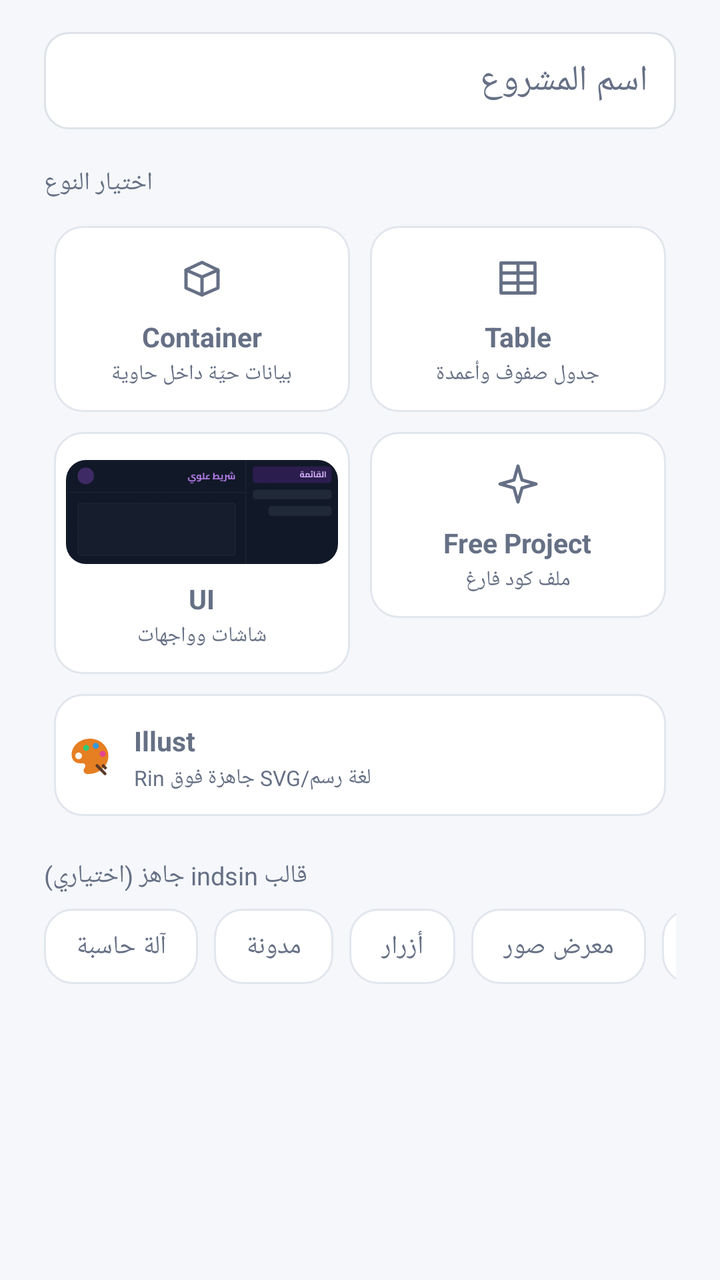
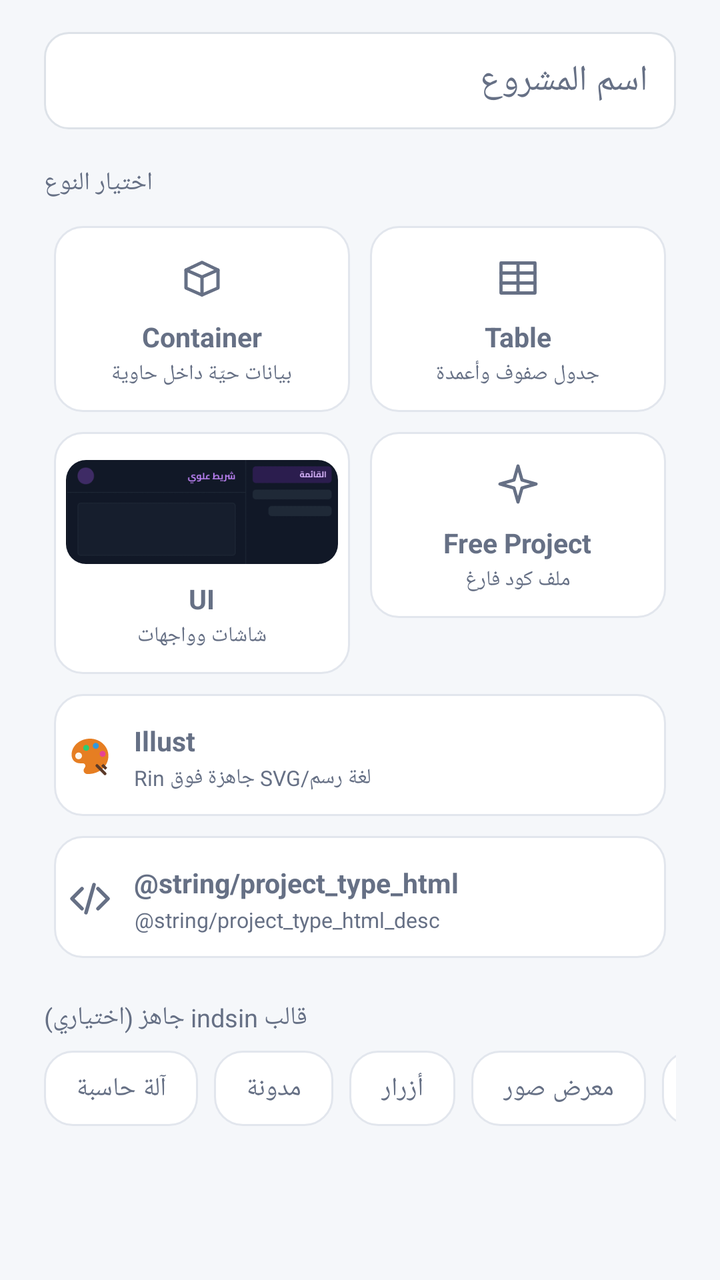

Before-and-after screenshots of an Android layout around one commit, followed by the original layout XML and the change that was made.
<!-- AndroidManifest.xml: application theme Theme.RinLang -->
<!-- res/layout/dialog_create_project.xml -->
<?xml version="1.0" encoding="utf-8"?>
<ScrollView xmlns:android="http://schemas.android.com/apk/res/android"
    xmlns:app="http://schemas.android.com/apk/res-auto"
    android:layout_width="match_parent"
    android:layout_height="wrap_content">

    <LinearLayout
        android:layout_width="match_parent"
        android:layout_height="wrap_content"
        android:orientation="vertical"
        android:paddingStart="22dp"
        android:paddingEnd="22dp"
        android:paddingTop="16dp"
        android:paddingBottom="4dp">

        
        <EditText
            android:id="@+id/inputProjectName"
            android:layout_width="match_parent"
            android:layout_height="wrap_content"
            android:hint="@string/project_name_hint"
            android:textColor="@color/rin_on_toolbar"
            android:textColorHint="@color/rin_editor_hint"
            android:background="@drawable/bg_input_field"
            android:paddingStart="14dp"
            android:paddingEnd="14dp"
            android:paddingTop="12dp"
            android:paddingBottom="12dp"
            android:maxLines="1"
            android:inputType="text" />

        <TextView
            android:layout_width="wrap_content"
            android:layout_height="wrap_content"
            android:layout_marginTop="18dp"
            android:layout_marginBottom="8dp"
            android:text="@string/project_type_label"
            android:textSize="12.5sp"
            android:textColor="@color/rin_editor_hint" />

        <GridLayout
            android:layout_width="match_parent"
            android:layout_height="wrap_content"
            android:columnCount="2"
            android:rowCount="3"
            android:useDefaultMargins="false">

            <LinearLayout
                android:id="@+id/chipTypeContainer"
                style="@style/ProjectTypeChip"
                android:layout_row="0"
                android:layout_column="0">

                <ImageView
                    android:layout_width="24dp"
                    android:layout_height="24dp"
                    android:src="@drawable/ic_type_container"
                    android:tint="@color/selector_project_type_chip_text"
                    android:duplicateParentState="true"
                    android:contentDescription="@null" />

                <TextView
                    style="@style/ProjectTypeChipTitle"
                    android:duplicateParentState="true"
                    android:text="@string/project_type_container" />

                <TextView
                    style="@style/ProjectTypeChipSubtitle"
                    android:text="@string/project_type_container_desc" />
            </LinearLayout>

            <LinearLayout
                android:id="@+id/chipTypeTable"
                style="@style/ProjectTypeChip"
                android:layout_row="0"
                android:layout_column="1">

                <ImageView
                    android:layout_width="24dp"
                    android:layout_height="24dp"
                    android:src="@drawable/ic_type_table"
                    android:tint="@color/selector_project_type_chip_text"
                    android:duplicateParentState="true"
                    android:contentDescription="@null" />

                <TextView
                    style="@style/ProjectTypeChipTitle"
                    android:duplicateParentState="true"
                    android:text="@string/project_type_table" />

                <TextView
                    style="@style/ProjectTypeChipSubtitle"
                    android:text="@string/project_type_table_desc" />
            </LinearLayout>

            <LinearLayout
                android:id="@+id/chipTypeUi"
                style="@style/ProjectTypeChip"
                android:layout_row="1"
                android:layout_column="0">

                
                <com.google.android.material.imageview.ShapeableImageView
                    android:layout_width="match_parent"
                    android:layout_height="52dp"
                    android:scaleType="centerCrop"
                    android:src="@drawable/thumb_type_ui"
                    app:shapeAppearanceOverlay="@style/ProjectTypeUiThumbShape"
                    android:contentDescription="@null" />

                <TextView
                    style="@style/ProjectTypeChipTitle"
                    android:duplicateParentState="true"
                    android:text="@string/project_type_ui" />

                <TextView
                    style="@style/ProjectTypeChipSubtitle"
                    android:text="@string/project_type_ui_desc" />
            </LinearLayout>

            <LinearLayout
                android:id="@+id/chipTypeFree"
                style="@style/ProjectTypeChip"
                android:layout_row="1"
                android:layout_column="1">

                <ImageView
                    android:layout_width="24dp"
                    android:layout_height="24dp"
                    android:src="@drawable/ic_type_free"
                    android:tint="@color/selector_project_type_chip_text"
                    android:duplicateParentState="true"
                    android:contentDescription="@null" />

                <TextView
                    style="@style/ProjectTypeChipTitle"
                    android:duplicateParentState="true"
                    android:text="@string/project_type_free" />

                <TextView
                    style="@style/ProjectTypeChipSubtitle"
                    android:text="@string/project_type_free_desc" />
            </LinearLayout>

            
            <LinearLayout
                android:id="@+id/chipTypeIllust"
                style="@style/ProjectTypeChip"
                android:layout_row="2"
                android:layout_column="0"
                android:layout_columnSpan="2"
                android:orientation="horizontal"
                android:gravity="center_vertical">

                <ImageView
                    android:layout_width="24dp"
                    android:layout_height="24dp"
                    android:layout_marginEnd="10dp"
                    android:src="@drawable/ic_illust_file"
                    android:duplicateParentState="true"
                    android:contentDescription="@null" />

                <LinearLayout
                    android:layout_width="0dp"
                    android:layout_height="wrap_content"
                    android:layout_weight="1"
                    android:orientation="vertical">

                    <TextView
                        style="@style/ProjectTypeChipTitle"
                        android:duplicateParentState="true"
                        android:layout_marginTop="0dp"
                        android:text="@string/project_type_illust" />

                    <TextView
                        style="@style/ProjectTypeChipSubtitle"
                        android:text="@string/project_type_illust_desc" />
                </LinearLayout>
            </LinearLayout>
        </GridLayout>

        
        <TextView
            android:layout_width="wrap_content"
            android:layout_height="wrap_content"
            android:layout_marginTop="16dp"
            android:layout_marginBottom="8dp"
            android:text="@string/indsin_template_label"
            android:textSize="12.5sp"
            android:textColor="@color/rin_editor_hint" />

        <HorizontalScrollView
            android:layout_width="match_parent"
            android:layout_height="wrap_content"
            android:scrollbars="none"
            android:clipToPadding="false">

            <LinearLayout
                android:layout_width="wrap_content"
                android:layout_height="wrap_content"
                android:orientation="horizontal">

                <TextView
                    android:id="@+id/chipIndsinCalculator"
                    style="@style/IndsinTemplateChip"
                    android:text="@string/indsin_template_calculator" />

                <TextView
                    android:id="@+id/chipIndsinBlog"
                    style="@style/IndsinTemplateChip"
                    android:text="@string/indsin_template_blog" />

                <TextView
                    android:id="@+id/chipIndsinButtons"
                    style="@style/IndsinTemplateChip"
                    android:text="@string/indsin_template_buttons" />

                <TextView
                    android:id="@+id/chipIndsinGallery"
                    style="@style/IndsinTemplateChip"
                    android:text="@string/indsin_template_gallery" />

                <TextView
                    android:id="@+id/chipIndsinWebview"
                    style="@style/IndsinTemplateChip"
                    android:layout_marginEnd="0dp"
                    android:text="@string/indsin_template_webview" />
            </LinearLayout>
        </HorizontalScrollView>

        
        <LinearLayout
            android:id="@+id/sectionUiDesign"
            android:layout_width="match_parent"
            android:layout_height="wrap_content"
            android:orientation="vertical"
            android:layout_marginTop="18dp"
            android:visibility="gone">

            <LinearLayout
                android:layout_width="match_parent"
                android:layout_height="wrap_content"
                android:orientation="horizontal"
                android:gravity="center_vertical">
                <View style="@style/OptionsSectionAccent" android:backgroundTint="@color/project_type_ui_color" />
                <TextView style="@style/OptionsSectionTitle" android:text="@string/ui_design_section_title" />
            </LinearLayout>

            <TextView style="@style/OptionsSectionDesc" android:text="@string/ui_design_section_desc" />

            <LinearLayout style="@style/OptionsSectionCard">

                
                <LinearLayout
                    android:layout_width="match_parent"
                    android:layout_height="wrap_content"
                    android:orientation="horizontal"
                    android:gravity="center_vertical">

                    <LinearLayout
                        android:layout_width="0dp"
                        android:layout_height="wrap_content"
                        android:layout_weight="1"
                        android:orientation="vertical">

                        <TextView
                            android:layout_width="match_parent"
                            android:layout_height="wrap_content"
                            android:text="@string/ui_design_topbar_label"
                            android:textColor="@color/rin_on_toolbar"
                            android:textSize="13.5sp" />

                        <TextView
                            android:layout_width="match_parent"
                            android:layout_height="wrap_content"
                            android:text="@string/ui_design_topbar_desc"
                            android:textColor="@color/rin_editor_hint"
                            android:textSize="10.5sp" />
                    </LinearLayout>

                    <Switch
                        android:id="@+id/switchUiTopBar"
                        android:layout_width="wrap_content"
                        android:layout_height="wrap_content"
                        android:checked="true" />
                </LinearLayout>

                <View
                    android:layout_width="match_parent"
                    android:layout_height="1dp"
                    android:layout_marginTop="12dp"
                    android:layout_marginBottom="12dp"
                    android:background="@color/rin_divider" />

                
                <LinearLayout
                    android:layout_width="match_parent"
                    android:layout_height="wrap_content"
                    android:orientation="horizontal"
                    android:gravity="center_vertical">

                    <LinearLayout
                        android:layout_width="0dp"
                        android:layout_height="wrap_content"
                        android:layout_weight="1"
                        android:orientation="vertical">

                        <TextView
                            android:layout_width="match_parent"
                            android:layout_height="wrap_content"
                            android:text="@string/ui_design_sidebar_label"
                            android:textColor="@color/rin_on_toolbar"
                            android:textSize="13.5sp" />

                        <TextView
                            android:layout_width="match_parent"
                            android:layout_height="wrap_content"
                            android:text="@string/ui_design_sidebar_desc"
                            android:textColor="@color/rin_editor_hint"
                            android:textSize="10.5sp" />
                    </LinearLayout>

                    <Switch
                        android:id="@+id/switchUiSidebar"
                        android:layout_width="wrap_content"
                        android:layout_height="wrap_content"
                        android:checked="true" />
                </LinearLayout>

                <View
                    android:layout_width="match_parent"
                    android:layout_height="1dp"
                    android:layout_marginTop="12dp"
                    android:layout_marginBottom="12dp"
                    android:background="@color/rin_divider" />

                
                <TextView
                    android:layout_width="match_parent"
                    android:layout_height="wrap_content"
                    android:layout_marginBottom="10dp"
                    android:text="@string/ui_design_colors_label"
                    android:textColor="@color/rin_on_toolbar"
                    android:textSize="13.5sp" />

                <LinearLayout
                    android:id="@+id/rowUiColors"
                    android:layout_width="match_parent"
                    android:layout_height="wrap_content"
                    android:orientation="horizontal"
                    android:weightSum="7"
                    android:gravity="center" />

                <TextView android:layout_width="match_parent" android:layout_height="wrap_content" android:layout_marginTop="18dp" android:text="@string/ui_design_more_options" android:textColor="@color/rin_on_toolbar" android:textSize="13.5sp" />

                <LinearLayout android:layout_width="match_parent" android:layout_height="wrap_content" android:orientation="horizontal" android:gravity="center_vertical" android:layout_marginTop="8dp">
                    <TextView android:layout_width="0dp" android:layout_height="wrap_content" android:layout_weight="1" android:text="@string/ui_design_bottom_nav" android:textColor="@color/rin_on_toolbar" />
                    <Switch android:id="@+id/switchUiBottomNav" android:layout_width="wrap_content" android:layout_height="wrap_content" />
                </LinearLayout>

                <TextView android:layout_width="match_parent" android:layout_height="wrap_content" android:layout_marginTop="12dp" android:text="@string/ui_design_button_style" android:textColor="@color/rin_on_toolbar" />
                <RadioGroup android:id="@+id/groupUiButtonStyle" android:layout_width="match_parent" android:layout_height="wrap_content" android:orientation="horizontal">
                    <RadioButton android:id="@+id/radioUiFilled" android:layout_width="0dp" android:layout_height="wrap_content" android:layout_weight="1" android:text="@string/ui_design_button_filled" android:checked="true" />
                    <RadioButton android:id="@+id/radioUiSoft" android:layout_width="0dp" android:layout_height="wrap_content" android:layout_weight="1" android:text="@string/ui_design_button_soft" />
                    <RadioButton android:id="@+id/radioUiOutline" android:layout_width="0dp" android:layout_height="wrap_content" android:layout_weight="1" android:text="@string/ui_design_button_outline" />
                </RadioGroup>

                <LinearLayout android:layout_width="match_parent" android:layout_height="wrap_content" android:orientation="horizontal" android:weightSum="3" android:layout_marginTop="6dp">
                    <LinearLayout android:layout_width="0dp" android:layout_height="wrap_content" android:layout_weight="1" android:orientation="vertical">
                        <TextView android:layout_width="match_parent" android:layout_height="wrap_content" android:text="@string/ui_design_font" android:textColor="@color/rin_on_toolbar" />
                        <Spinner android:id="@+id/spinnerUiFont" android:layout_width="match_parent" android:layout_height="44dp" />
                    </LinearLayout>
                    <LinearLayout android:layout_width="0dp" android:layout_height="wrap_content" android:layout_weight="1" android:orientation="vertical" android:layout_marginStart="8dp">
                        <TextView android:layout_width="match_parent" android:layout_height="wrap_content" android:text="@string/ui_design_typography" android:textColor="@color/rin_on_toolbar" />
                        <Spinner android:id="@+id/spinnerUiTypography" android:layout_width="match_parent" android:layout_height="44dp" />
                    </LinearLayout>
                    <LinearLayout android:layout_width="0dp" android:layout_height="wrap_content" android:layout_weight="1" android:orientation="vertical" android:layout_marginStart="8dp">
                        <TextView android:layout_width="match_parent" android:layout_height="wrap_content" android:text="@string/ui_design_radius" android:textColor="@color/rin_on_toolbar" />
                        <Spinner android:id="@+id/spinnerUiRadius" android:layout_width="match_parent" android:layout_height="44dp" />
                    </LinearLayout>
                </LinearLayout>

                <TextView android:layout_width="match_parent" android:layout_height="wrap_content" android:layout_marginTop="14dp" android:text="@string/ui_design_background" android:textColor="@color/rin_on_toolbar" />
                <LinearLayout android:id="@+id/rowUiBackground" android:layout_width="match_parent" android:layout_height="42dp" android:orientation="horizontal" android:gravity="center_vertical" />
                <TextView android:layout_width="match_parent" android:layout_height="wrap_content" android:layout_marginTop="8dp" android:text="@string/ui_design_text_color" android:textColor="@color/rin_on_toolbar" />
                <LinearLayout android:id="@+id/rowUiTextColor" android:layout_width="match_parent" android:layout_height="42dp" android:orientation="horizontal" android:gravity="center_vertical" />

                <TextView android:layout_width="match_parent" android:layout_height="wrap_content" android:layout_marginTop="14dp" android:text="@string/ui_design_preview" android:textColor="@color/rin_on_toolbar" />
                <com.dlof.rinlang.UiDesignPreviewView android:id="@+id/uiDesignPreview" android:layout_width="match_parent" android:layout_height="230dp" android:layout_marginTop="8dp" />
            </LinearLayout>
        </LinearLayout>

        
        <LinearLayout
            android:id="@+id/sectionContainerOptions"
            android:layout_width="match_parent"
            android:layout_height="wrap_content"
            android:orientation="vertical"
            android:layout_marginTop="18dp"
            android:visibility="gone">

            <LinearLayout
                android:layout_width="match_parent"
                android:layout_height="wrap_content"
                android:orientation="horizontal"
                android:gravity="center_vertical">
                <View style="@style/OptionsSectionAccent" android:backgroundTint="@color/project_type_container_color" />
                <TextView style="@style/OptionsSectionTitle" android:text="@string/container_options_section_title" />
            </LinearLayout>

            <TextView style="@style/OptionsSectionDesc" android:text="@string/container_options_section_desc" />

            <LinearLayout style="@style/OptionsSectionCard">
                <TextView android:layout_width="match_parent" android:layout_height="wrap_content" android:text="@string/container_var_name_label" android:textColor="@color/rin_on_toolbar" android:textSize="13.5sp" />
                <EditText
                    android:id="@+id/inputContainerVarName"
                    android:layout_width="match_parent"
                    android:layout_height="wrap_content"
                    android:layout_marginTop="4dp"
                    android:text="counter"
                    android:maxLines="1"
                    android:inputType="text"
                    android:textColor="@color/rin_on_toolbar"
                    android:textColorHint="@color/rin_editor_hint" />

                <View android:layout_width="match_parent" android:layout_height="1dp" android:layout_marginTop="14dp" android:layout_marginBottom="14dp" android:background="@color/rin_divider" />

                <TextView android:layout_width="match_parent" android:layout_height="wrap_content" android:text="@string/container_var_value_label" android:textColor="@color/rin_on_toolbar" android:textSize="13.5sp" />
                <EditText
                    android:id="@+id/inputContainerVarValue"
                    android:layout_width="match_parent"
                    android:layout_height="wrap_content"
                    android:layout_marginTop="4dp"
                    android:text="0"
                    android:maxLines="1"
                    android:inputType="text"
                    android:textColor="@color/rin_on_toolbar"
                    android:textColorHint="@color/rin_editor_hint" />
            </LinearLayout>
        </LinearLayout>

        
        <LinearLayout
            android:id="@+id/sectionTableOptions"
            android:layout_width="match_parent"
            android:layout_height="wrap_content"
            android:orientation="vertical"
            android:layout_marginTop="18dp"
            android:visibility="gone">

            <LinearLayout
                android:layout_width="match_parent"
                android:layout_height="wrap_content"
                android:orientation="horizontal"
                android:gravity="center_vertical">
                <View style="@style/OptionsSectionAccent" android:backgroundTint="@color/project_type_table_color" />
                <TextView style="@style/OptionsSectionTitle" android:text="@string/table_options_section_title" />
            </LinearLayout>

            <TextView style="@style/OptionsSectionDesc" android:text="@string/table_options_section_desc" />

            <LinearLayout style="@style/OptionsSectionCard" android:orientation="horizontal" android:weightSum="2">
                <LinearLayout android:layout_width="0dp" android:layout_height="wrap_content" android:layout_weight="1" android:orientation="vertical">
                    <TextView android:layout_width="match_parent" android:layout_height="wrap_content" android:text="@string/table_columns_label" android:textColor="@color/rin_on_toolbar" android:textSize="13.5sp" />
                    <Spinner android:id="@+id/spinnerTableColumns" android:layout_width="match_parent" android:layout_height="44dp" android:layout_marginTop="6dp" />
                </LinearLayout>
                <LinearLayout android:layout_width="0dp" android:layout_height="wrap_content" android:layout_weight="1" android:orientation="vertical" android:layout_marginStart="14dp">
                    <TextView android:layout_width="match_parent" android:layout_height="wrap_content" android:text="@string/table_rows_label" android:textColor="@color/rin_on_toolbar" android:textSize="13.5sp" />
                    <Spinner android:id="@+id/spinnerTableRows" android:layout_width="match_parent" android:layout_height="44dp" android:layout_marginTop="6dp" />
                </LinearLayout>
            </LinearLayout>
        </LinearLayout>

        
        <LinearLayout
            android:id="@+id/sectionFreeOptions"
            android:layout_width="match_parent"
            android:layout_height="wrap_content"
            android:orientation="vertical"
            android:layout_marginTop="18dp"
            android:visibility="gone">

            <LinearLayout
                android:layout_width="match_parent"
                android:layout_height="wrap_content"
                android:orientation="horizontal"
                android:gravity="center_vertical">
                <View style="@style/OptionsSectionAccent" android:backgroundTint="@color/project_type_free_color" />
                <TextView style="@style/OptionsSectionTitle" android:text="@string/free_options_section_title" />
            </LinearLayout>

            <TextView style="@style/OptionsSectionDesc" android:text="@string/free_options_section_desc" />

            <LinearLayout style="@style/OptionsSectionCard">
                <RadioGroup android:id="@+id/groupFreeTemplate" android:layout_width="match_parent" android:layout_height="wrap_content" android:orientation="vertical">
                    <RadioButton android:id="@+id/radioFreeEmpty" android:layout_width="match_parent" android:layout_height="wrap_content" android:text="@string/free_template_empty" />
                    <RadioButton android:id="@+id/radioFreeGreeting" android:layout_width="match_parent" android:layout_height="wrap_content" android:layout_marginTop="8dp" android:text="@string/free_template_greeting" android:checked="true" />
                    <RadioButton android:id="@+id/radioFreeExample" android:layout_width="match_parent" android:layout_height="wrap_content" android:layout_marginTop="8dp" android:text="@string/free_template_example" />
                </RadioGroup>
            </LinearLayout>
        </LinearLayout>

        
        <LinearLayout
            android:id="@+id/sectionIllustOptions"
            android:layout_width="match_parent"
            android:layout_height="wrap_content"
            android:orientation="vertical"
            android:layout_marginTop="18dp"
            android:visibility="gone">

            <LinearLayout
                android:layout_width="match_parent"
                android:layout_height="wrap_content"
                android:orientation="horizontal"
                android:gravity="center_vertical">
                <View style="@style/OptionsSectionAccent" android:backgroundTint="@color/project_type_illust_color" />
                <TextView style="@style/OptionsSectionTitle" android:text="@string/illust_options_section_title" />
            </LinearLayout>

            <TextView style="@style/OptionsSectionDesc" android:text="@string/illust_options_section_desc" />

            <LinearLayout style="@style/OptionsSectionCard" android:orientation="horizontal" android:gravity="center_vertical">
                <LinearLayout android:layout_width="0dp" android:layout_height="wrap_content" android:layout_weight="1" android:orientation="vertical">
                    <TextView android:layout_width="match_parent" android:layout_height="wrap_content" android:text="@string/illust_include_example_label" android:textColor="@color/rin_on_toolbar" android:textSize="13.5sp" />
                    <TextView android:layout_width="match_parent" android:layout_height="wrap_content" android:text="@string/illust_include_example_desc" android:textColor="@color/rin_editor_hint" android:textSize="10.5sp" />
                </LinearLayout>
                <Switch android:id="@+id/switchIllustExample" android:layout_width="wrap_content" android:layout_height="wrap_content" android:checked="true" />
            </LinearLayout>
        </LinearLayout>
    </LinearLayout>
</ScrollView>
<!-- resources referenced by this layout -->
<resources>
  <color name="project_type_container_color">#0E9488</color>
  <color name="project_type_free_color">#7C5CFF</color>
  <color name="project_type_illust_color">#D2691E</color>
  <color name="project_type_table_color">#B8802E</color>
  <color name="project_type_ui_color">#2F80E0</color>
  <color name="rin_divider">#DDE2E8</color>
  <color name="rin_editor_hint">#667085</color>
  <color name="rin_on_toolbar">#1C2128</color>
  <string name="container_var_name_label">اسم المتغيّر</string>
  <string name="free_template_empty">فارغ تماماً</string>
  <string name="free_template_example">أمثلة تعليمية</string>
  <string name="free_template_greeting">تعليق ترحيبي</string>
  <string name="illust_options_section_title">خيارات الرسم</string>
  <string name="indsin_template_blog">مدونة</string>
  <string name="indsin_template_buttons">أزرار</string>
  <string name="indsin_template_calculator">آلة حاسبة</string>
  <string name="indsin_template_gallery">معرض صور</string>
  <string name="indsin_template_webview">ويب فيو</string>
  <string name="project_name_hint">اسم المشروع</string>
  <string name="project_type_container">Container</string>
  <string name="project_type_free">Free Project</string>
  <string name="project_type_free_desc">ملف كود فارغ</string>
  <string name="project_type_illust">Illust</string>
  <string name="project_type_label">اختيار النوع</string>
  <string name="project_type_table">Table</string>
  <string name="project_type_table_desc">جدول صفوف وأعمدة</string>
  <string name="project_type_ui">UI</string>
  <string name="project_type_ui_desc">شاشات وواجهات</string>
  <string name="table_columns_label">عدد الأعمدة</string>
  <string name="table_options_section_title">خيارات الجدول</string>
  <string name="table_rows_label">عدد الصفوف</string>
  <string name="ui_design_background">لون الخلفية</string>
  <string name="ui_design_bottom_nav">شريط تنقل سفلي</string>
  <string name="ui_design_button_filled">ممتلئ</string>
  <string name="ui_design_button_outline">مخطط</string>
  <string name="ui_design_button_soft">ناعم</string>
  <string name="ui_design_button_style">نمط الأزرار</string>
  <string name="ui_design_colors_label">الألوان</string>
  <string name="ui_design_font">الخط</string>
  <string name="ui_design_preview">معاينة مباشرة</string>
  <string name="ui_design_radius">استدارة</string>
  <string name="ui_design_section_title">رسم الواجهة</string>
  <string name="ui_design_sidebar_label">قائمة جانبية</string>
  <string name="ui_design_text_color">لون النص</string>
  <string name="ui_design_topbar_label">شريط علوي</string>
  <string name="ui_design_typography">حجم النص</string>
  <color name="rin_editor_bg">#FFFFFF</color>
  <color name="rin_editor_surface_border">#DDE2E8</color>
  <color name="rin_accent">#7C5CFF</color>
  <color name="rin_toolbar">#FFFFFF</color>
  <color name="rin_background">#F5F7FA</color>
  <color name="rin_accent_border_subtle">#4D7C5CFF</color>
  <color name="rin_job_card_bg">#FFFFFF</color>
  <color name="rin_job_card_border">#E2E6ED</color>
  <color name="rin_ghost_ripple">#22000000</color>
  <color name="rin_on_toolbar_dim">#667085</color>
  <color name="rin_btn_disabled_bg">#3A3550</color>
  <color name="rin_accent_pressed">#6A47E8</color>
  <color name="rin_btn_outline_ripple">#1F7C5CFF</color>
  <color name="rin_app_icon_border">#33FFFFFF</color>
  <color name="rin_run_gradient_start">#8F72FF</color>
  <color name="rin_accent_green">#22C88E</color>
  <!-- unchanged entries left out for length: 41 -->
</resources>

<!-- the commit's change to res/layout/dialog_create_project.xml (unified diff, before → after) -->
@@ -42,7 +42,7 @@
             android:layout_width="match_parent"
             android:layout_height="wrap_content"
             android:columnCount="2"
-            android:rowCount="3"
+            android:rowCount="4"
             android:useDefaultMargins="false">
 
             <LinearLayout
@@ -175,6 +175,43 @@
                     <TextView
                         style="@style/ProjectTypeChipSubtitle"
                         android:text="@string/project_type_illust_desc" />
+                </LinearLayout>
+            </LinearLayout>
+
+            
+            <LinearLayout
+                android:id="@+id/chipTypeHtml"
+                style="@style/ProjectTypeChip"
+                android:layout_row="3"
+                android:layout_column="0"
+                android:layout_columnSpan="2"
+                android:orientation="horizontal"
+                android:gravity="center_vertical">
+
+                <ImageView
+                    android:layout_width="24dp"
+                    android:layout_height="24dp"
+                    android:layout_marginEnd="10dp"
+                    android:src="@drawable/ic_type_html"
+                    android:tint="@color/selector_project_type_chip_text"
+                    android:duplicateParentState="true"
+                    android:contentDescription="@null" />
+
+                <LinearLayout
+                    android:layout_width="0dp"
+                    android:layout_height="wrap_content"
+                    android:layout_weight="1"
+                    android:orientation="vertical">
+
+                    <TextView
+                        style="@style/ProjectTypeChipTitle"
+                        android:duplicateParentState="true"
+                        android:layout_marginTop="0dp"
+                        android:text="@string/project_type_html" />
+
+                    <TextView
+                        style="@style/ProjectTypeChipSubtitle"
+                        android:text="@string/project_type_html_desc" />
                 </LinearLayout>
             </LinearLayout>
         </GridLayout>
<!-- resource entries referenced after the edit -->
@@ -8,6 +8,20 @@
   <color name="rin_divider">#DDE2E8</color>
   <color name="rin_editor_hint">#667085</color>
   <color name="rin_on_toolbar">#1C2128</color>
+  <!-- drawable ic_type_html (drawable) -->
+  <?xml version="1.0" encoding="utf-8"?>
+  <vector xmlns:android="http://schemas.android.com/apk/res/android"
+      android:width="24dp"
+      android:height="24dp"
+      android:viewportWidth="24"
+      android:viewportHeight="24">
+      <path
+          android:strokeColor="#FFFFFF"
+          android:strokeWidth="1.8"
+          android:strokeLineCap="round"
+          android:strokeLineJoin="round"
+          android:pathData="M8,7 L3,12 L8,17 M16,7 L21,12 L16,17 M14,5 L10,19" />
+  </vector>
   <string name="container_var_name_label">اسم المتغيّر</string>
   <string name="free_template_empty">فارغ تماماً</string>
   <string name="free_template_example">أمثلة تعليمية</string>
